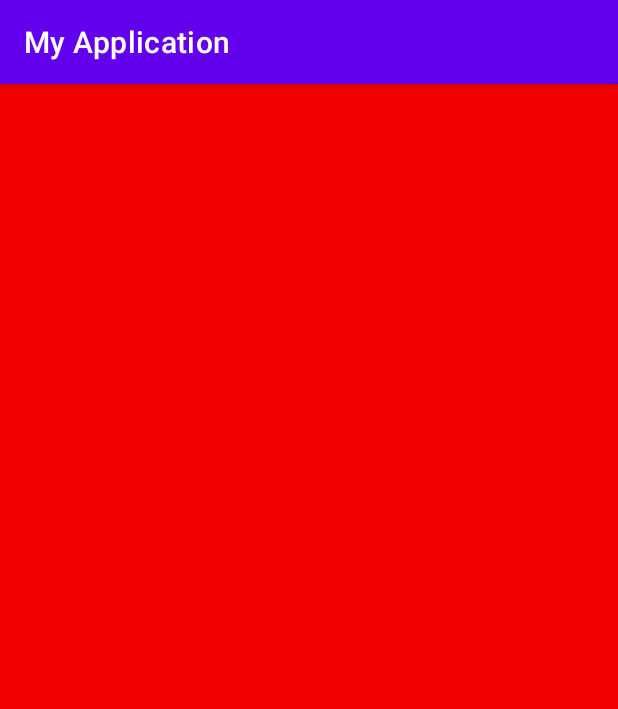
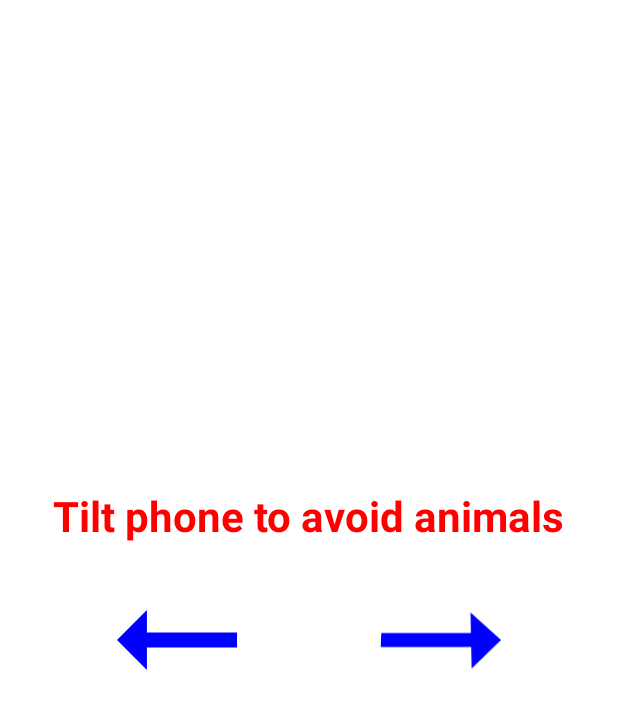
Before and after one commit to saraosaber/MAMN01, an Android app: the screen it shows after launch (MainActivity), on a phone screen of 412 x 824 dp. Shown: the top 709 px of the screen. Run offline under Robolectric (Android 15) with nearby library versions, the phone set to English and light mode, and no system bars.

Commit message:
UI update & input handler bug fix

```diff
--- a/app/src/main/AndroidManifest.xml
+++ b/app/src/main/AndroidManifest.xml
@@ -10,7 +10,7 @@
         android:icon="@mipmap/ic_launcher"
         android:label="@string/app_name"
         android:supportsRtl="true"
-        android:theme="@style/Theme.MyApplication"
+        android:theme="@style/Theme.AppCompat.NoActionBar"
         tools:targetApi="31">
         <activity
             android:name=".MainActivity"
--- a/app/src/main/java/com/example/myapplication/InputHandler.java
+++ b/app/src/main/java/com/example/myapplication/InputHandler.java
@@ -41,13 +41,11 @@ public class InputHandler implements SensorEventListener {
             if (event.values[1] > 1.0f) {
                 // Gyroscope tilted to the right
                 if (tiltListener != null) {
-                    System.out.println("right = duck");
                     tiltListener.onTiltRight(); // You can change this to any desired action
                 }
             } else if (event.values[1] < -1.0f) {
                 // Gyroscope tilted to the left
                 if (tiltListener != null) {
-                    System.out.println("left = up");
                     tiltListener.onTiltLeft(); // You can change this to any desired action
                 }
             }
--- a/app/src/main/java/com/example/myapplication/MainActivity.java
+++ b/app/src/main/java/com/example/myapplication/MainActivity.java
@@ -4,6 +4,7 @@ import androidx.appcompat.app.AppCompatActivity;
 import android.os.Bundle;
 import android.os.Vibrator;
 import android.view.GestureDetector;
+import android.view.View;
 import android.widget.RelativeLayout;
 
 import com.example.myapplication.Player;
@@ -11,6 +12,8 @@ import com.example.myapplication.Player;
 import java.util.concurrent.TimeUnit;
 
 public class MainActivity extends AppCompatActivity {
+
+    GameController gameController;
 
     @Override
     protected void onCreate(Bundle savedInstanceState) {
@@ -20,7 +23,8 @@ public class MainActivity extends AppCompatActivity {
 
         // Initialize GameController with the Player and Obstacle instances
         SoundManager sm = new SoundManager(this);
-        Thread gameControllerThread = new Thread(new GameController(this, sm, vibrator));
+        gameController = new GameController(this, sm, vibrator);
+        Thread gameControllerThread = new Thread(gameController);
         try { // dont remove, this allows all initialisation to complete before starting. otherwise things like sound manager wont work
             TimeUnit.MILLISECONDS.sleep(4000);
         } catch (InterruptedException e) {
--- /dev/null
+++ b/app/src/main/res/drawable/baseline_arrow_right_alt_24.xml
@@ -0,0 +1,5 @@
+<vector xmlns:android="http://schemas.android.com/apk/res/android" android:autoMirrored="true" android:height="120dp" android:tint="#000000" android:viewportHeight="24" android:viewportWidth="24" android:width="120dp">
+
+    <path android:fillColor="@android:color/white" android:pathData="M16.01,11H4v2h12.01v3L20,12l-3.99,-4z"/>
+
+</vector>
--- a/app/src/main/res/layout/activity_main.xml
+++ b/app/src/main/res/layout/activity_main.xml
@@ -1,14 +1,67 @@
 <?xml version="1.0" encoding="utf-8"?>
-<RelativeLayout xmlns:android="http://schemas.android.com/apk/res/android"
+<FrameLayout xmlns:android="http://schemas.android.com/apk/res/android"
     xmlns:tools="http://schemas.android.com/tools"
     android:layout_width="match_parent"
     android:layout_height="match_parent"
+    xmlns:app="http://schemas.android.com/apk/res-auto"
+    android:background="#FFFFFF"
     tools:context=".MainActivity">
 
-    <RelativeLayout
-        android:id="@+id/swipeAreaView"
-        android:layout_width="match_parent"
-        android:layout_height="match_parent"
-        android:background="#F40000" />
+        <!-- Controls Explanation -->
+        <RelativeLayout
+            android:id="@+id/swipeAreaView"
+            android:layout_width="match_parent"
+            android:layout_height="match_parent"
+            android:layout_alignParentBottom="true"
+            android:layout_marginBottom="24dp"
+            android:gravity="center">
+            >
 
-</RelativeLayout>
+            <TextView
+                android:id="@+id/tvControlsExplanation"
+                android:layout_width="wrap_content"
+                android:layout_height="wrap_content"
+                android:layout_centerHorizontal="true"
+                android:fontFamily="sans-serif"
+                android:gravity="center"
+                android:text="Tilt phone to avoid animals"
+                android:textColor="#FF0000"
+                android:textSize="28sp"
+                android:textStyle="bold" />
+
+            <LinearLayout
+                android:layout_width="match_parent"
+                android:layout_height="wrap_content"
+                android:layout_below="@id/tvControlsExplanation"
+                android:layout_centerInParent="true"
+                android:layout_marginTop="16dp"
+                android:orientation="horizontal"
+                android:gravity="center">
+
+                <ImageView
+                    android:id="@+id/ivArrow"
+                    android:layout_width="96dp"
+                    android:layout_height="96dp"
+                    android:layout_marginRight="60px"
+                    android:rotation="180"
+                    android:scaleType="center"
+                    android:src="@drawable/baseline_arrow_right_alt_24"
+                    app:tint="#0000FF" />
+
+
+                <ImageView
+                    android:id="@+id/ivArrow2"
+                    android:layout_width="96dp"
+                    android:layout_height="96dp"
+                    android:layout_marginLeft="60px"
+                    android:rotationX="21"
+                    android:scaleType="center"
+                    android:src="@drawable/baseline_arrow_right_alt_24"
+                    app:tint="#0000FF" />
+
+
+            </LinearLayout>
+
+        </RelativeLayout>
+
+</FrameLayout>
```
